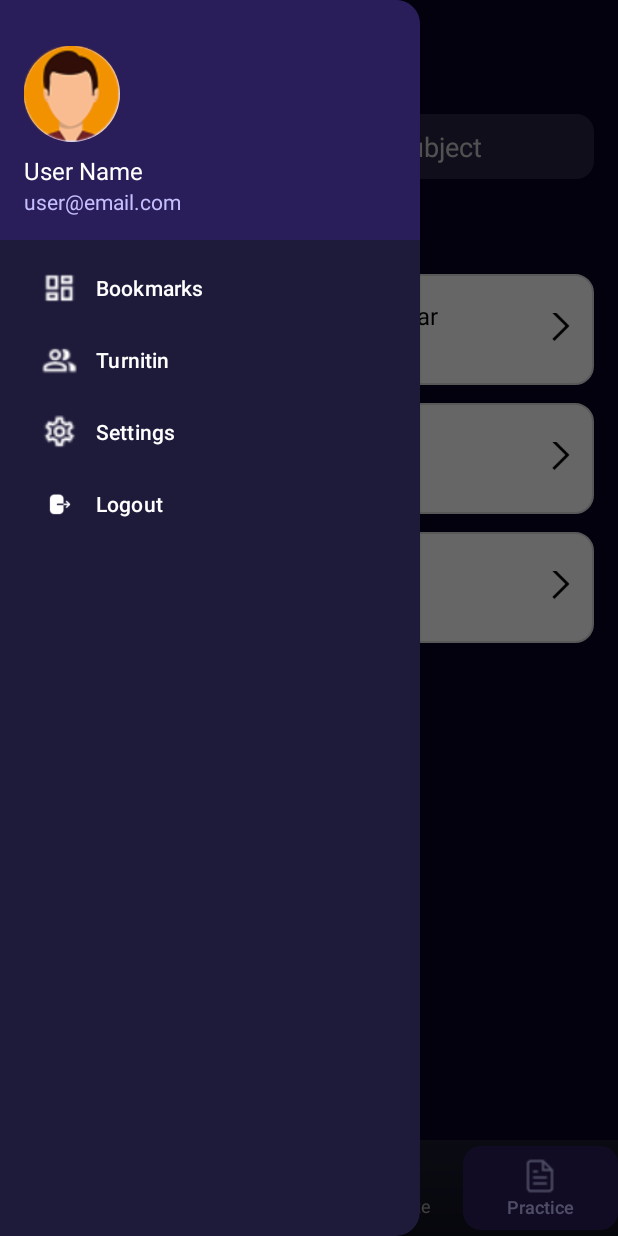
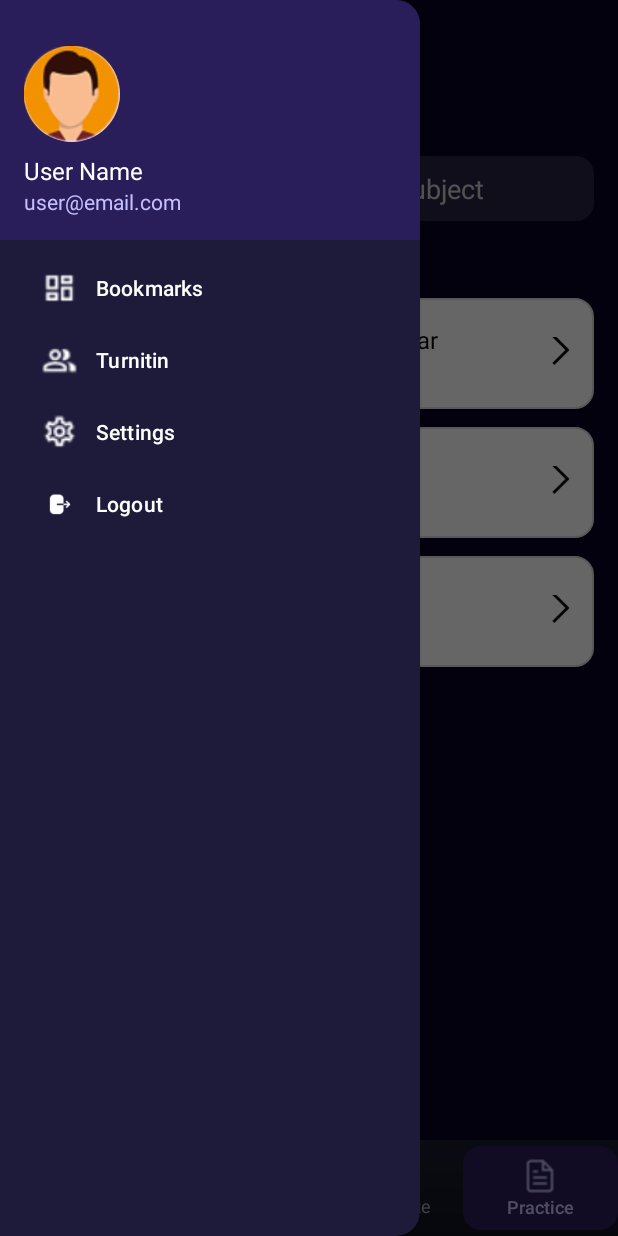
Before and after one commit to himanshi20552/LitHub, an Android app: the PracticeMLActivity screen opened directly, with no data from a screen before it, with the side drawer open, on a phone screen of 412 x 824 dp. Run offline under Robolectric (Android 15) with nearby library versions, the phone set to English and light mode, and no system bars.

Commit message:
Linked quiz xml, java files. fixed header, searchbar uniformity across pages

```diff
--- a/MyApplication7/app/build.gradle.kts
+++ b/MyApplication7/app/build.gradle.kts
@@ -44,5 +44,4 @@ dependencies {
     androidTestImplementation(libs.espresso.core)
     implementation(platform(libs.firebase.bom))
     implementation(libs.firebase.analytics)
-
 }
--- a/MyApplication7/app/src/main/AndroidManifest.xml
+++ b/MyApplication7/app/src/main/AndroidManifest.xml
@@ -56,5 +56,7 @@
         <activity
             android:name=".PracticeQuiz1Activity"
             android:exported="false" />
+        <activity android:name=".PracticeQuiz2Activity" />
+        <activity android:name=".PracticeQuiz3Activity" />
     </application>
 </manifest>
--- a/MyApplication7/app/src/main/java/com/example/myapplication/PracticeMLActivity.java
+++ b/MyApplication7/app/src/main/java/com/example/myapplication/PracticeMLActivity.java
@@ -56,6 +56,20 @@ public class PracticeMLActivity extends AppCompatActivity {
             startActivity(new Intent(this, CollaborateActivity.class));
             overridePendingTransition(0, 0);
         });
+
+        // Add click listener for the Gradient Descent quiz card
+        findViewById(R.id.quiz1_card).setOnClickListener(v -> {
+            startActivity(new Intent(this, PracticeQuiz1Activity.class));
+        });
+
+        findViewById(R.id.quiz2_card).setOnClickListener(v -> {
+            startActivity(new Intent(this, PracticeQuiz2Activity.class));
+        });
+
+        findViewById(R.id.quiz3_card).setOnClickListener(v -> {
+            startActivity(new Intent(this, PracticeQuiz3Activity.class));
+        });
+
     }
 
     @Override
--- a/MyApplication7/app/src/main/res/layout/practice_ml.xml
+++ b/MyApplication7/app/src/main/res/layout/practice_ml.xml
@@ -12,53 +12,56 @@
         android:layout_height="match_parent"
         android:background="#0A0325">
 
-        <!-- Header: Logo and Menu -->
+        <!-- Main Content Container -->
+        <LinearLayout
+            android:layout_width="match_parent"
+            android:layout_height="match_parent"
+            android:layout_above="@+id/bottomNav"
+            android:orientation="vertical"
+            android:padding="16dp">
+
+            <!-- Header: Same as collaborate.xml -->
             <LinearLayout
                 android:id="@+id/header"
                 android:layout_width="match_parent"
                 android:layout_height="wrap_content"
                 android:orientation="horizontal"
-            android:padding="16dp"
-            android:gravity="center_vertical">
+                android:gravity="center_vertical"
+                android:layout_marginBottom="16dp">
 
                 <ImageView
                     android:id="@+id/menu_icon"
                     android:layout_width="24dp"
                     android:layout_height="24dp"
+                    android:layout_marginTop="12dp"
                     android:src="@drawable/ic_menu" />
 
                 <ImageView
-                android:layout_width="100dp"
-                android:layout_height="40dp"
-                android:layout_marginStart="12dp"
-                android:src="@drawable/lithub_logo" />
+                    android:layout_width="130dp"
+                    android:layout_height="60dp"
+                    android:layout_marginTop="12dp"
+                    android:src="@drawable/lithub_logo"
+                    android:layout_marginStart="12dp" />
             </LinearLayout>
 
-        <!-- Search Bar -->
+            <!-- Search Bar: Same as collaborate.xml -->
             <EditText
                 android:id="@+id/search_bar"
                 android:layout_width="match_parent"
                 android:layout_height="43dp"
-            android:layout_below="@id/header"
-            android:layout_marginHorizontal="16dp"
-            android:layout_marginTop="4dp"
+                android:hint="  Search by title, author, or subject"
+                android:drawableStart="@drawable/ic_search"
                 android:background="@drawable/search_bg"
-            android:drawableStart="@drawable/ic_search"
-            android:drawablePadding="8dp"
-            android:hint="Search by title, author, or subject"
                 android:paddingStart="16dp"
-            android:paddingEnd="16dp"
+                android:textColorHint="#CCCCCC"
                 android:textColor="#FFFFFF"
-            android:textColorHint="#CCCCCC" />
+                android:layout_marginBottom="16dp"/>
 
             <!-- Quizzes Heading -->
             <TextView
                 android:id="@+id/quizzes_heading"
                 android:layout_width="wrap_content"
                 android:layout_height="wrap_content"
-            android:layout_below="@id/search_bar"
-            android:layout_marginTop="12dp"
-            android:layout_marginStart="16dp"
                 android:text="Machine Learning"
                 android:textColor="#FFFFFF"
                 android:textSize="20sp"
@@ -69,18 +72,16 @@
                 android:id="@+id/scroll_content"
                 android:layout_width="match_parent"
                 android:layout_height="wrap_content"
-            android:layout_above="@id/bottomNav"
-            android:layout_below="@id/quizzes_heading"
                 android:layout_marginTop="8dp">
 
                 <LinearLayout
                     android:orientation="vertical"
-                android:padding="16dp"
                     android:layout_width="match_parent"
                     android:layout_height="wrap_content">
 
                     <!-- Quiz 1 -->
                     <LinearLayout
+                        android:id="@+id/quiz1_card"
                         android:layout_width="match_parent"
                         android:layout_height="wrap_content"
                         android:orientation="horizontal"
@@ -111,6 +112,7 @@
 
                     <!-- Quiz 2 -->
                     <LinearLayout
+                        android:id="@+id/quiz2_card"
                         android:layout_width="match_parent"
                         android:layout_height="wrap_content"
                         android:orientation="horizontal"
@@ -141,6 +143,7 @@
 
                     <!-- Quiz 3 -->
                     <LinearLayout
+                        android:id="@+id/quiz3_card"
                         android:layout_width="match_parent"
                         android:layout_height="wrap_content"
                         android:orientation="horizontal"
@@ -170,6 +173,7 @@
                     </LinearLayout>
                 </LinearLayout>
             </ScrollView>
+        </LinearLayout>
 
         <!-- Bottom Navigation -->
         <LinearLayout
```
Also changed, not shown: MyApplication7/app/src/main/res/layout/practice_main.xml (+21 -20 lines), MyApplication7/app/src/main/java/com/example/myapplication/CollaborateActivity.java (line endings or trailing spaces). Lines whose indentation alone changed are shown as unchanged.
